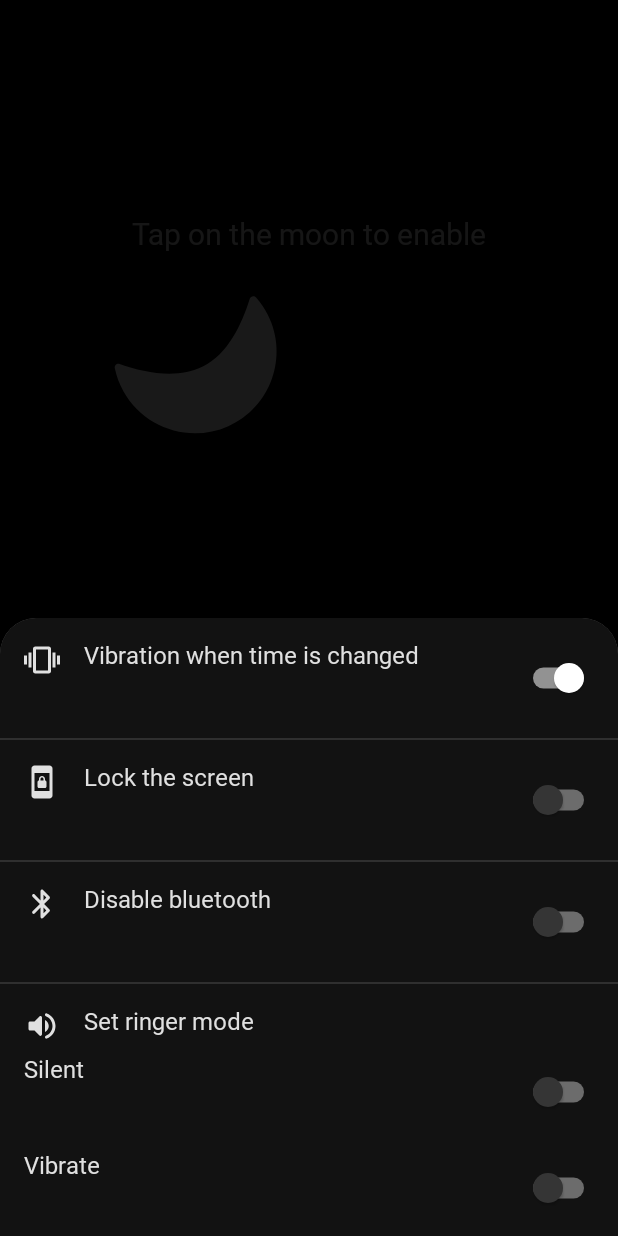
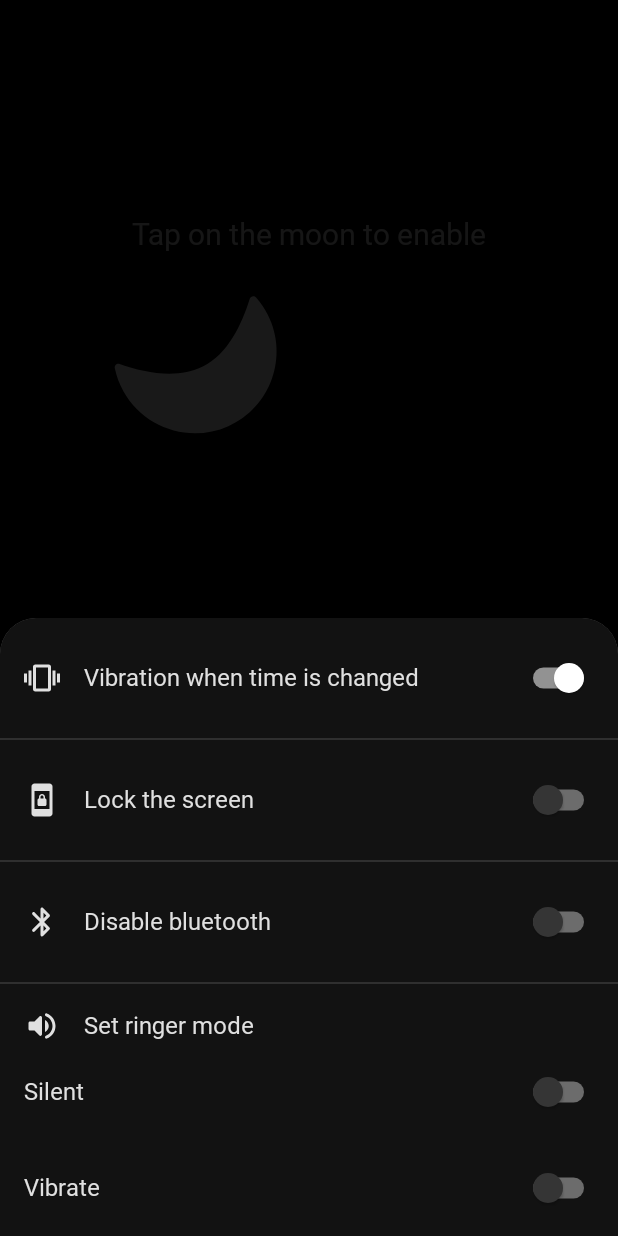
Before and after one commit to VadimZhuk0v/TimeToSleep, an Android app built with Jetpack Compose: the composable HomeScreen shown on its own in the app's theme, after a tap on "Settings", on a phone screen of 412 x 824 dp. Run offline under Robolectric (Android 15) with nearby library versions, the light colour scheme and no system bars; our stand-ins replace AdMob, Timber, livedata-compose; libraries missing offline, so code that uses them is left out: com.google.ads.mediation; Roboto replaces fonts that are not available here; 3 statements that could not run were skipped.

Commit message:
Fix small ui issues

```diff
--- a/app/src/main/java/com/vadmax/timetosleep/ui/dialogs/settings/SettingsDialog.kt
+++ b/app/src/main/java/com/vadmax/timetosleep/ui/dialogs/settings/SettingsDialog.kt
@@ -19,8 +19,8 @@ import androidx.compose.material.Text
 import androidx.compose.runtime.Composable
 import androidx.compose.runtime.getValue
 import androidx.compose.runtime.livedata.observeAsState
+import androidx.compose.ui.Alignment
 import androidx.compose.ui.Modifier
-import androidx.compose.ui.graphics.Color
 import androidx.compose.ui.platform.LocalContext
 import androidx.compose.ui.res.painterResource
 import androidx.compose.ui.res.stringResource
@@ -122,8 +122,14 @@ private fun Item(
     onCheckedChange: (value: Boolean) -> Unit,
 ) {
     Column {
-        Row(modifier = Modifier.padding(Dimens.screenPadding)) {
-            Row(modifier = Modifier.weight(1F)) {
+        Row(
+            modifier = Modifier.padding(Dimens.screenPadding),
+            verticalAlignment = Alignment.CenterVertically,
+        ) {
+            Row(
+                modifier = Modifier.weight(1F),
+                verticalAlignment = Alignment.CenterVertically,
+            ) {
                 Icon(
                     painter = painterResource(id = icon),
                     contentDescription = "",
@@ -133,6 +139,7 @@ private fun Item(
                     text = stringResource(id = text),
                 )
             }
+            Spacer(modifier = Modifier.width(Dimens.margin))
             Switch(
                 checked = isEnable,
                 onCheckedChange = onCheckedChange,
@@ -149,7 +156,7 @@ private fun Ringer(
     selectMode: (mode: RingerMode?) -> Unit,
 ) {
     Column(modifier = Modifier.padding(Dimens.screenPadding)) {
-        Row {
+        Row(verticalAlignment = Alignment.CenterVertically) {
             Icon(
                 painter = painterResource(R.drawable.ic_volume),
                 contentDescription = ""
@@ -183,7 +190,7 @@ fun RingerItem(
     selectMode: (mode: RingerMode?) -> Unit
 ) {
     val context = LocalContext.current
-    Row {
+    Row(verticalAlignment = Alignment.CenterVertically) {
         Text(
             text = stringResource(text),
             modifier = Modifier.weight(1F),
--- a/app/src/main/java/com/vadmax/timetosleep/ui/screens/home/HomeScreen.kt
+++ b/app/src/main/java/com/vadmax/timetosleep/ui/screens/home/HomeScreen.kt
@@ -88,7 +88,7 @@ fun HomeScreen(navController: NavController, viewModel: HomeViewModel = getViewM
     val numberClockState = rememberNumberClockState(initialTime)
     val coroutineScope = rememberCoroutineScope()
     val time by numberClockState.time
-    val isVibrationEnable by viewModel.vibrationEnable.observeAsState(true)
+    val isVibrationEnable by viewModel.vibrationEnable.observeAsState(false)
     val enableTimerCounter by viewModel.enableTimerCounter.observeAsState(1)
     val isTimerEnable by viewModel.timerEnable.observeAsState(false)
     val settingsDialogState =
```
